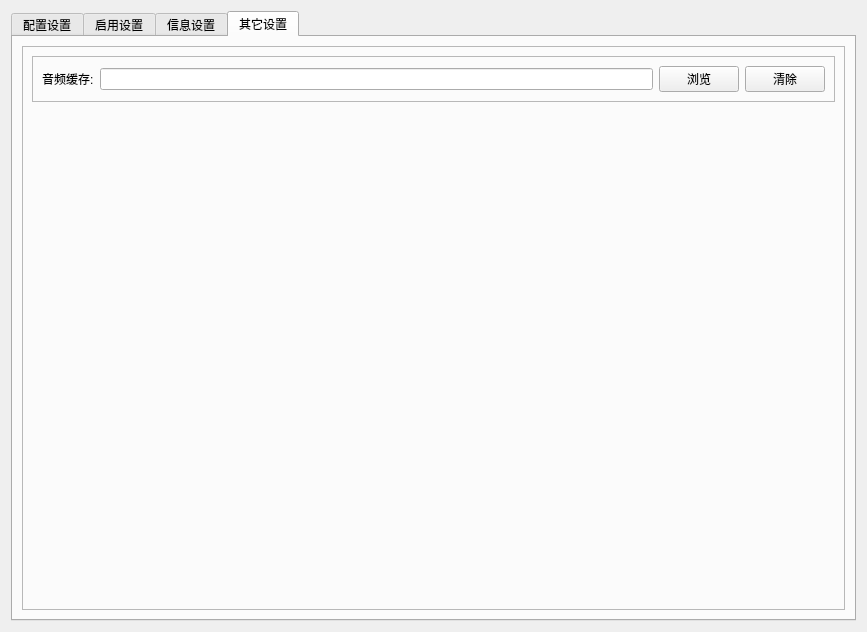
First picture: the form in LogGpt/setdialogwidget.ui, repository log159/LogChat, before the edit.
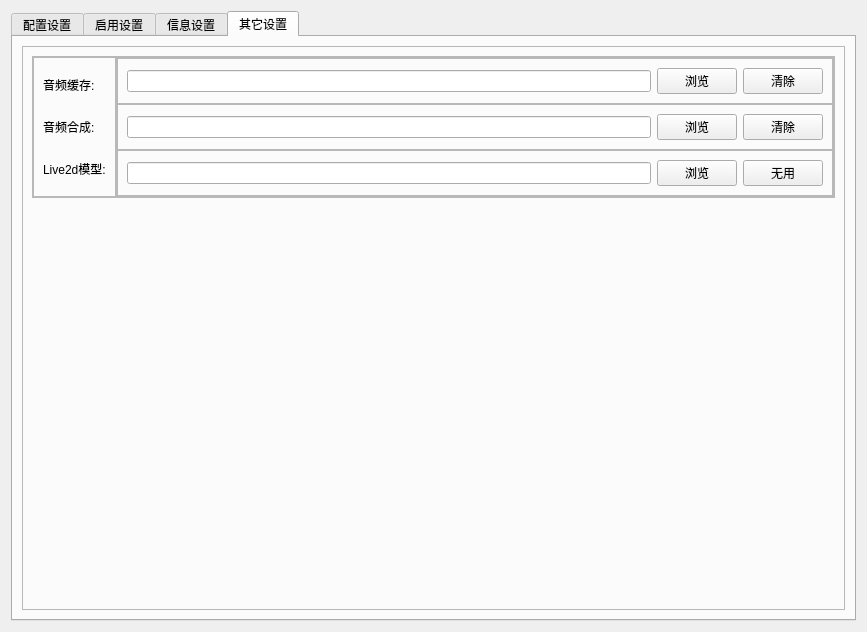
Second picture: the form after the edit. The open tabs and pages were chosen to show the change.

Commit message: [test]:live2d端口自定义，l2d Model缓存内容(此后会复制一份l2d的源到\unity2d\Model\Models下,降低依赖关系)

```diff
--- a/LogGpt/setdialogwidget.ui
+++ b/LogGpt/setdialogwidget.ui
@@ -19,8 +19,8 @@
   <property name="windowTitle">
    <string>Form</string>
   </property>
-  <layout class="QGridLayout" name="gridLayout_11">
-   <item row="0" column="0">
+  <layout class="QHBoxLayout" name="horizontalLayout_25">
+   <item>
     <widget class="QTabWidget" name="tabWidget">
      <property name="minimumSize">
       <size>
@@ -1067,16 +1067,40 @@
          <property name="frameShadow">
           <enum>QFrame::Raised</enum>
          </property>
-         <layout class="QGridLayout" name="gridLayout_3">
-          <item row="0" column="0">
-           <widget class="QFrame" name="frame_4">
+         <layout class="QVBoxLayout" name="verticalLayout_15">
+          <item>
+           <widget class="QFrame" name="frame_12">
             <property name="frameShape">
              <enum>QFrame::StyledPanel</enum>
             </property>
             <property name="frameShadow">
              <enum>QFrame::Raised</enum>
             </property>
-            <layout class="QHBoxLayout" name="horizontalLayout_16">
+            <layout class="QHBoxLayout" name="horizontalLayout_2">
+             <property name="spacing">
+              <number>0</number>
+             </property>
+             <property name="leftMargin">
+              <number>0</number>
+             </property>
+             <property name="topMargin">
+              <number>0</number>
+             </property>
+             <property name="rightMargin">
+              <number>0</number>
+             </property>
+             <property name="bottomMargin">
+              <number>0</number>
+             </property>
+             <item>
+              <widget class="QFrame" name="frame_10">
+               <property name="frameShape">
+                <enum>QFrame::StyledPanel</enum>
+               </property>
+               <property name="frameShadow">
+                <enum>QFrame::Raised</enum>
+               </property>
+               <layout class="QVBoxLayout" name="verticalLayout_11">
              <item>
               <widget class="QLabel" name="label_voice">
                <property name="text">
@@ -1085,6 +1109,56 @@
               </widget>
              </item>
              <item>
+                 <widget class="QLabel" name="label_voicesave">
+                  <property name="text">
+                   <string>音频合成:</string>
+                  </property>
+                 </widget>
+                </item>
+                <item>
+                 <widget class="QLabel" name="label_live2dsave">
+                  <property name="text">
+                   <string>Live2d模型:</string>
+                  </property>
+                 </widget>
+                </item>
+               </layout>
+              </widget>
+             </item>
+             <item>
+              <widget class="QFrame" name="frame_11">
+               <property name="frameShape">
+                <enum>QFrame::StyledPanel</enum>
+               </property>
+               <property name="frameShadow">
+                <enum>QFrame::Raised</enum>
+               </property>
+               <layout class="QVBoxLayout" name="verticalLayout_14">
+                <property name="spacing">
+                 <number>0</number>
+                </property>
+                <property name="leftMargin">
+                 <number>0</number>
+                </property>
+                <property name="topMargin">
+                 <number>0</number>
+                </property>
+                <property name="rightMargin">
+                 <number>0</number>
+                </property>
+                <property name="bottomMargin">
+                 <number>0</number>
+                </property>
+                <item>
+                 <widget class="QFrame" name="frame_4">
+                  <property name="frameShape">
+                   <enum>QFrame::StyledPanel</enum>
+                  </property>
+                  <property name="frameShadow">
+                   <enum>QFrame::Raised</enum>
+                  </property>
+                  <layout class="QHBoxLayout" name="horizontalLayout_16">
+                   <item>
               <widget class="QLineEdit" name="lineEdit_voiceway"/>
              </item>
              <item>
@@ -1104,7 +1178,71 @@
             </layout>
            </widget>
           </item>
-          <item row="1" column="0">
+                <item>
+                 <widget class="QFrame" name="frame_8">
+                  <property name="frameShape">
+                   <enum>QFrame::StyledPanel</enum>
+                  </property>
+                  <property name="frameShadow">
+                   <enum>QFrame::Raised</enum>
+                  </property>
+                  <layout class="QHBoxLayout" name="horizontalLayout_22">
+                   <item>
+                    <widget class="QLineEdit" name="lineEdit_voicesaveway"/>
+                   </item>
+                   <item>
+                    <widget class="QPushButton" name="pushButton_voicesavefind">
+                     <property name="text">
+                      <string>浏览</string>
+                     </property>
+                    </widget>
+                   </item>
+                   <item>
+                    <widget class="QPushButton" name="pushButton_voicesaveclear">
+                     <property name="text">
+                      <string>清除</string>
+                     </property>
+                    </widget>
+                   </item>
+                  </layout>
+                 </widget>
+                </item>
+                <item>
+                 <widget class="QFrame" name="frame_9">
+                  <property name="frameShape">
+                   <enum>QFrame::StyledPanel</enum>
+                  </property>
+                  <property name="frameShadow">
+                   <enum>QFrame::Raised</enum>
+                  </property>
+                  <layout class="QHBoxLayout" name="horizontalLayout_23">
+                   <item>
+                    <widget class="QLineEdit" name="lineEdit_live2dsaveway"/>
+                   </item>
+                   <item>
+                    <widget class="QPushButton" name="pushButton_live2dsavefind">
+                     <property name="text">
+                      <string>浏览</string>
+                     </property>
+                    </widget>
+                   </item>
+                   <item>
+                    <widget class="QPushButton" name="pushButton_live2dsaveclear">
+                     <property name="text">
+                      <string>无用</string>
+                     </property>
+                    </widget>
+                   </item>
+                  </layout>
+                 </widget>
+                </item>
+               </layout>
+              </widget>
+             </item>
+            </layout>
+           </widget>
+          </item>
+          <item>
            <spacer name="verticalSpacer">
             <property name="orientation">
              <enum>Qt::Vertical</enum>
```
Left out of the diff: 153 changed lines with no effect on the pictures. Lines whose indentation alone changed are shown as unchanged. The commit also changes 12 other files.
